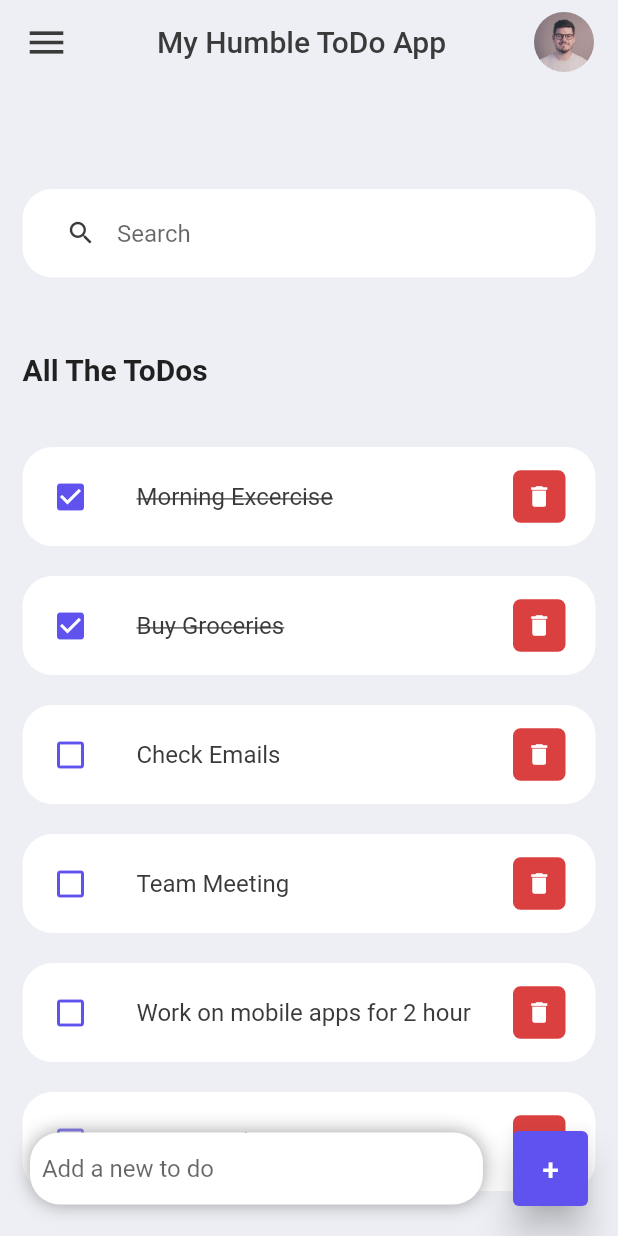
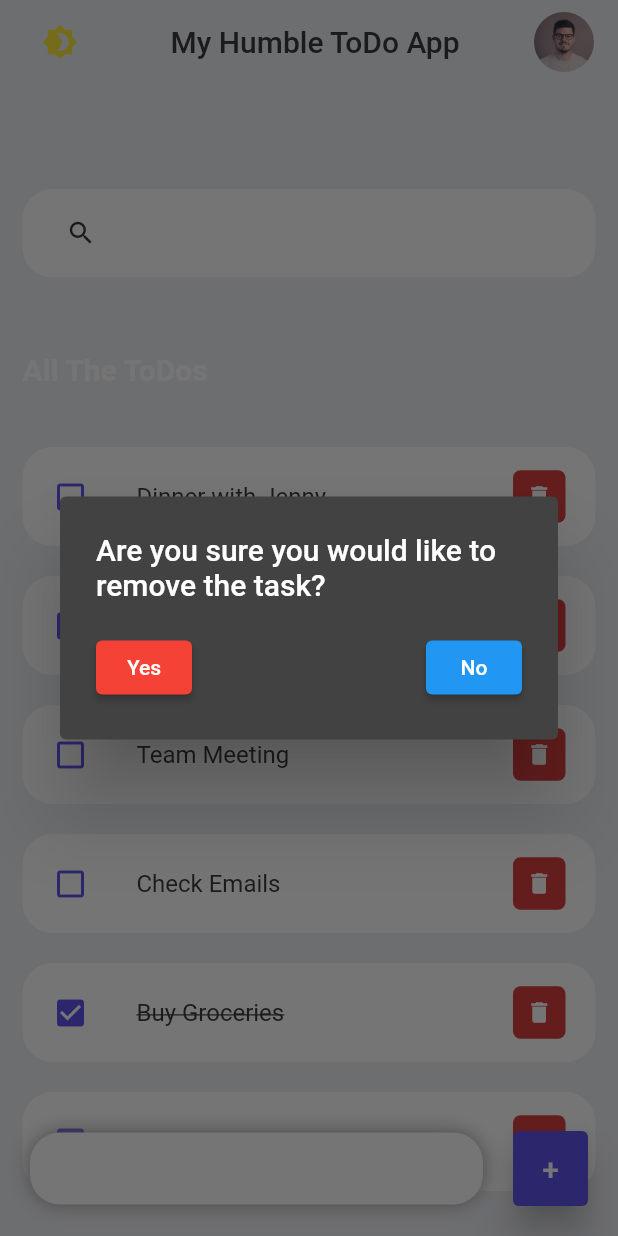
Before and after one commit to Goddemunchies/Flutter-To-Do-Mini-App., a Flutter app: the screen it shows after launch, after a tap on the "delete" icon, on a phone screen of 412 x 824 dp. Run offline on Flutter 3.47's test engine with Material 2 defaults, Android fonts, the phone set to English and light mode, and no system bars.

```diff
--- a/lib/main.dart
+++ b/lib/main.dart
@@ -16,6 +16,7 @@ class MyApp extends StatelessWidget {
         statusBarColor: Colors
             .transparent)); //To remove the overlay of the Phone or Chrome.
     return MaterialApp(
+      theme: ThemeData(brightness: Brightness.dark),
       debugShowCheckedModeBanner: false, //To Remove the Debug Banner.
       title: 'ToDo App',
       home: Home(),
--- a/lib/screens/home.dart
+++ b/lib/screens/home.dart
@@ -15,11 +15,21 @@ class Home extends StatefulWidget {
 }
 
 class _HomeState extends State<Home> {
+  final _TextEditingController = TextEditingController();
   final TheToDoList = ToDo.todoList();
+  bool _switch = true;
+  List<ToDo> _foundToDo = [];
+  @override
+  void initState() {
+    // TODO: implement initState
+    _foundToDo = TheToDoList;
+    super.initState();
+  }
+
   @override
   Widget build(BuildContext context) {
     return Scaffold(
-      backgroundColor: tdBGColor,
+      backgroundColor: _switch ? tdBGColor : Colors.black,
       appBar: _buildAppBar(),
       body: _buildBody(TheToDoList),
     );
@@ -45,7 +55,7 @@ class _HomeState extends State<Home> {
                           TextStyle(fontSize: 20, fontWeight: FontWeight.bold),
                     ),
                   ),
-                  for (ToDo todoo in todosList)
+                  for (ToDo todoo in _foundToDo.reversed)
                     ToDoItems(
                       todo: todoo,
                       onTodoChanged:
@@ -75,8 +85,11 @@ class _HomeState extends State<Home> {
                     ],
                     borderRadius: BorderRadius.circular(20)),
                 child: TextField(
+                  controller: _TextEditingController,
                   decoration: InputDecoration(
-                      hintText: "  Add a new to do", border: InputBorder.none),
+                      contentPadding: EdgeInsets.only(left: 20),
+                      hintText: "  Add a new to do",
+                      border: InputBorder.none),
                 ),
               )),
               Container(
@@ -85,7 +98,9 @@ class _HomeState extends State<Home> {
                     color: Colors.white,
                     borderRadius: BorderRadius.circular(20)),
                 child: ElevatedButton(
-                  onPressed: () {},
+                  onPressed: () {
+                    _AddTask(_TextEditingController.text);
+                  },
                   child: Text(
                     "+",
                     style: TextStyle(fontSize: 20, color: Colors.white),
@@ -104,13 +119,98 @@ class _HomeState extends State<Home> {
     );
   }
 
-  void _TodoDelete() {}
+  void _showTimedDelay() {
+    setState(() {
+      showDialog(
+          context: context,
+          builder: (context) {
+            Future.delayed(Duration(seconds: 3), () {
+              Navigator.of(context).pop(true);
+            });
+            return AlertDialog(
+              title: Text(' You must add a task first! =)'),
+              shadowColor: Colors.black,
+              shape: RoundedRectangleBorder(
+                borderRadius: BorderRadius.circular(10.0),
+              ),
+              backgroundColor: Colors.redAccent,
+              elevation: 4,
+            );
+          });
+    });
+  }
+
+  void _AddTask(String todo) {
+    if (todo.isNotEmpty) {
+      setState(() {
+        int X = TheToDoList.length + 1;
+        String ID = X.toString();
+
+        TheToDoList.add(ToDo(id: ID, todoText: todo));
+      });
+
+      _TextEditingController.clear();
+    } else {
+      setState(() {
+        _showTimedDelay();
+      });
+    }
+  }
+
+  void _TodoDelete(String id) {
+    showDialog(
+        context: context,
+        builder: (_) {
+          return AlertDialog(
+            title: Text("Are you sure you would like to remove the task?"),
+            content: Row(
+              mainAxisAlignment: MainAxisAlignment.spaceBetween,
+              children: [
+                ElevatedButton(
+                  onPressed: () {
+                    setState(() {
+                      TheToDoList.removeWhere((item) => item.id == id);
+                      Navigator.pop(context);
+                    });
+                  },
+                  child: const Text(
+                    "Yes",
+                    style: TextStyle(color: Colors.white),
+                  ),
+                  style: ElevatedButton.styleFrom(primary: Colors.red),
+                ),
+                ElevatedButton(
+                  onPressed: () {
+                    Navigator.pop(context);
+                  },
+                  child: Text("No", style: TextStyle(color: Colors.white)),
+                  style: ElevatedButton.styleFrom(primary: Colors.blue),
+                )
+              ],
+            ),
+          );
+        });
+  }
+
+  void _Fliter(String search) {
+    List<ToDo>? results = [];
+    if (search.isEmpty) {
+      results = TheToDoList;
+    } else {
+      results = TheToDoList.where((item) =>
+          item.todoText!.toLowerCase().contains(search.toLowerCase())).toList();
+    }
+
+    setState(() {
+      _foundToDo = results!;
+    });
+  }
 
   void _handleToDo(ToDo todo) {
     setState(() {
       todo.isDone = !todo
           .isDone; //We've placed it inside to make sure the change is dynamic and seeable.
-      print("Pressed to change.");
+      // print("Pressed to change.");
       print(todo.isDone);
       print(todo.id);
     });
@@ -122,6 +222,7 @@ class _HomeState extends State<Home> {
       decoration: BoxDecoration(
           color: Colors.white, borderRadius: BorderRadius.circular(20)),
       child: TextField(
+        onChanged: (value) => _Fliter(value),
         decoration: InputDecoration(
             contentPadding: EdgeInsets.all(20),
             prefixIcon: Icon(
@@ -138,12 +239,16 @@ class _HomeState extends State<Home> {
   AppBar _buildAppBar() {
     return AppBar(
       elevation: 0, // Provides what looks like a shadow for w/e
-      backgroundColor: tdBGColor,
+      backgroundColor: _switch ? tdBGColor : Colors.black,
       title: Row(mainAxisAlignment: MainAxisAlignment.spaceBetween, children: [
-        Icon(
-          Icons.menu,
-          color: tdBlack,
-          size: 30,
+        IconButton(
+          onPressed: () {
+            setState(() {
+              _switch = !_switch;
+            });
+          },
+          icon: Icon(_switch ? Icons.brightness_4 : Icons.brightness_2),
+          color: _switch ? Colors.yellow : Colors.white,
         ),
         Text(
           "My Humble ToDo App",
--- a/lib/widgets/todo_item.dart
+++ b/lib/widgets/todo_item.dart
@@ -50,6 +50,11 @@ class ToDoItems extends StatelessWidget {
             icon: Icon(Icons.delete),
             onPressed: () {
               print("Delete requested.");
+
+              AlertDialog(
+                title: Text("Are you sure you'd like to remove the task?"),
+              );
+              TodoDeleted(todo.id);
             },
           ),
         ),
```
